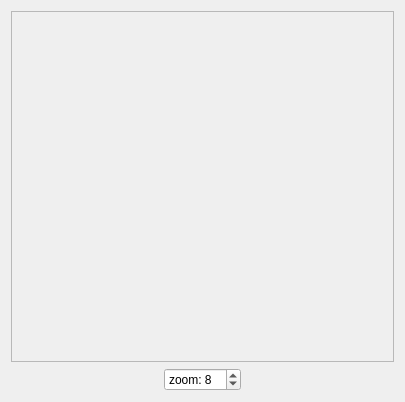
The window that src/drawcontents.ui (snowiow/snowPix) describes before a commit, drawn with Qt 5.
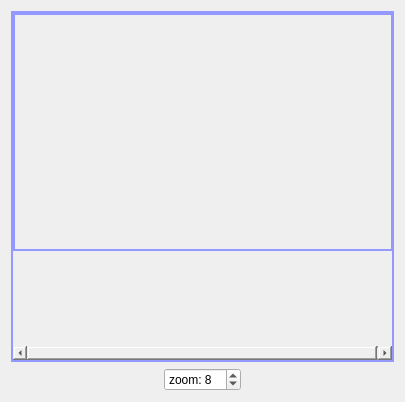
The same window after the commit. Icons and pictures are not drawn. Custom widgets are drawn as their Qt base class.

Commit message: added eraser functionality. added colorPickerButton. Some Stile changes

Diff of the .ui file:
```diff
--- a/src/drawcontents.ui
+++ b/src/drawcontents.ui
@@ -34,6 +34,11 @@
        <height>10</height>
       </size>
      </property>
+     <property name="styleSheet">
+      <string notr="true">border-color:rgb(148,153,255);
+border-width:2px;
+border-style:solid;</string>
+     </property>
      <property name="widgetResizable">
       <bool>false</bool>
      </property>
```
The commit also changes 17 other files.
